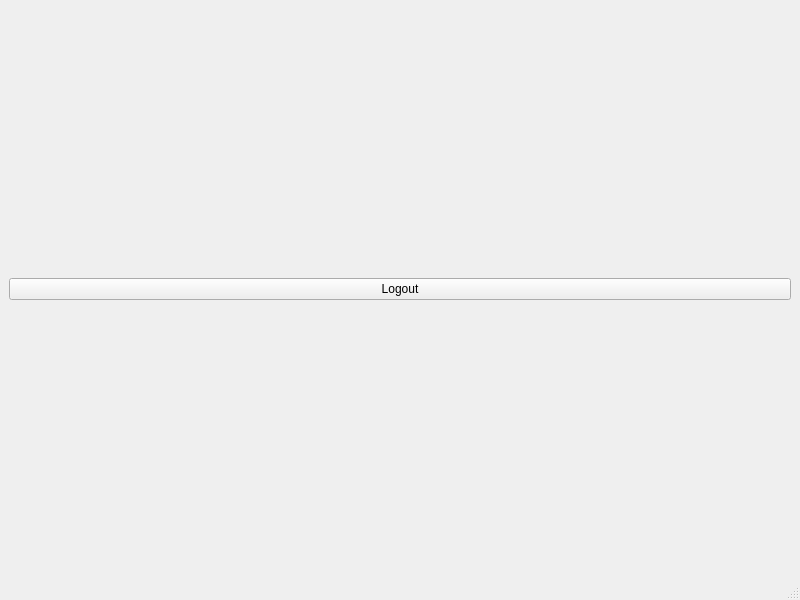
Old version of the form admindashboard.ui in the repository Fullstack-Alchemists-SJSU/restaurant-billing-system-qt.
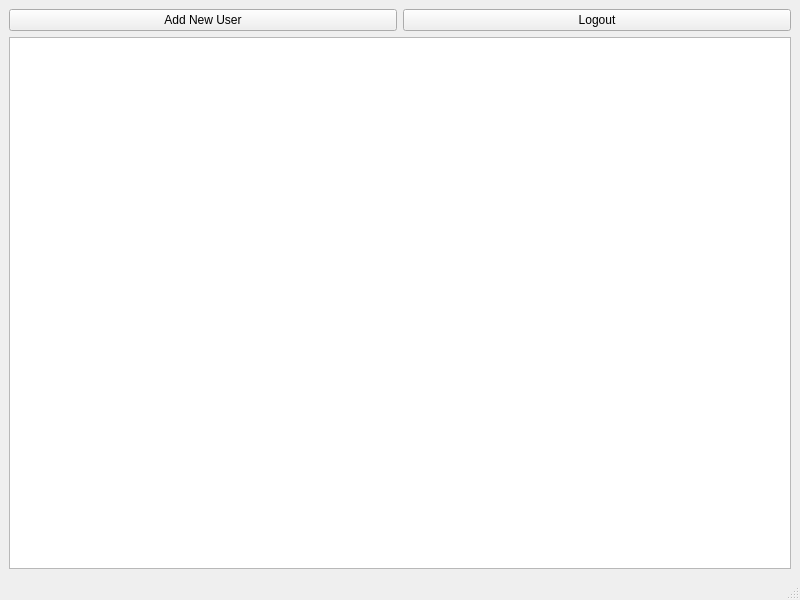
New version of the form.

Commit message: Added admin dashboard and edit user

What changed in the file:
```diff
--- a/admindashboard.ui
+++ b/admindashboard.ui
@@ -16,10 +16,34 @@
   <widget class="QWidget" name="centralwidget">
    <layout class="QVBoxLayout" name="verticalLayout">
     <item>
-     <widget class="QPushButton" name="buttonLogout">
-      <property name="text">
-       <string>Logout</string>
+     <layout class="QHBoxLayout" name="horizontalLayout">
+      <item>
+       <widget class="QPushButton" name="pushButton">
+        <property name="text">
+         <string>Add New User</string>
+        </property>
+       </widget>
+      </item>
+      <item>
+       <widget class="QPushButton" name="buttonLogout">
+        <property name="text">
+         <string>Logout</string>
+        </property>
+       </widget>
+      </item>
+     </layout>
+    </item>
+    <item>
+     <widget class="QTableView" name="tableView">
+      <property name="enabled">
+       <bool>true</bool>
       </property>
+      <attribute name="horizontalHeaderCascadingSectionResizes">
+       <bool>false</bool>
+      </attribute>
+      <attribute name="verticalHeaderVisible">
+       <bool>false</bool>
+      </attribute>
      </widget>
     </item>
    </layout>
```
The commit also changes 20 other files.
